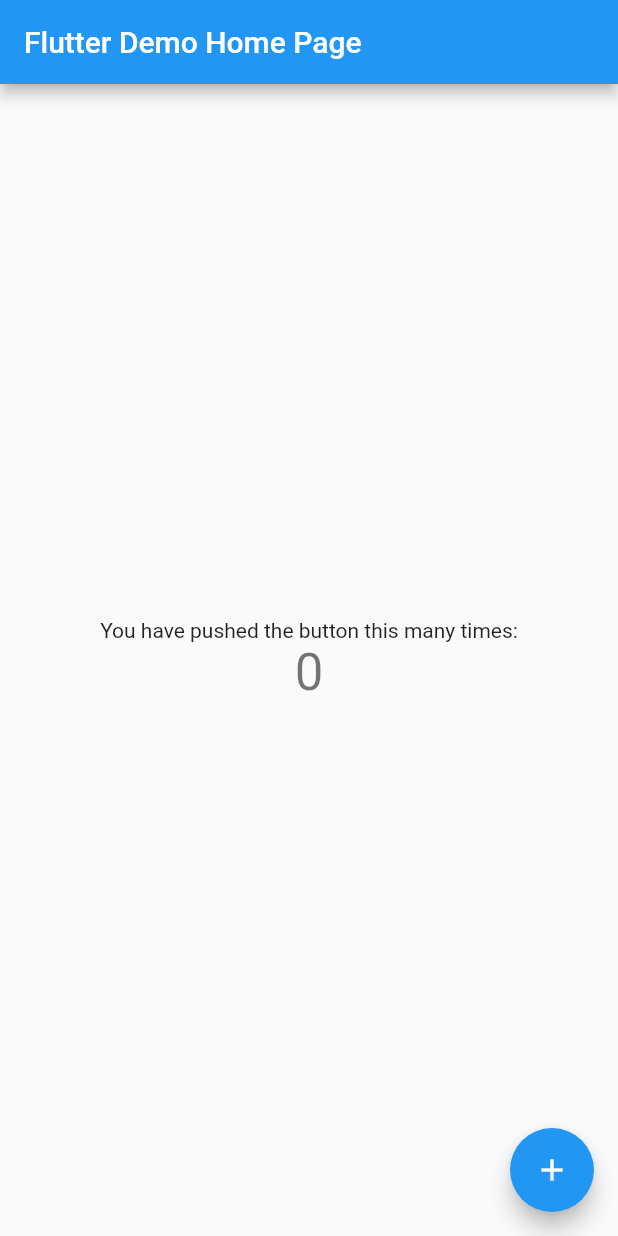
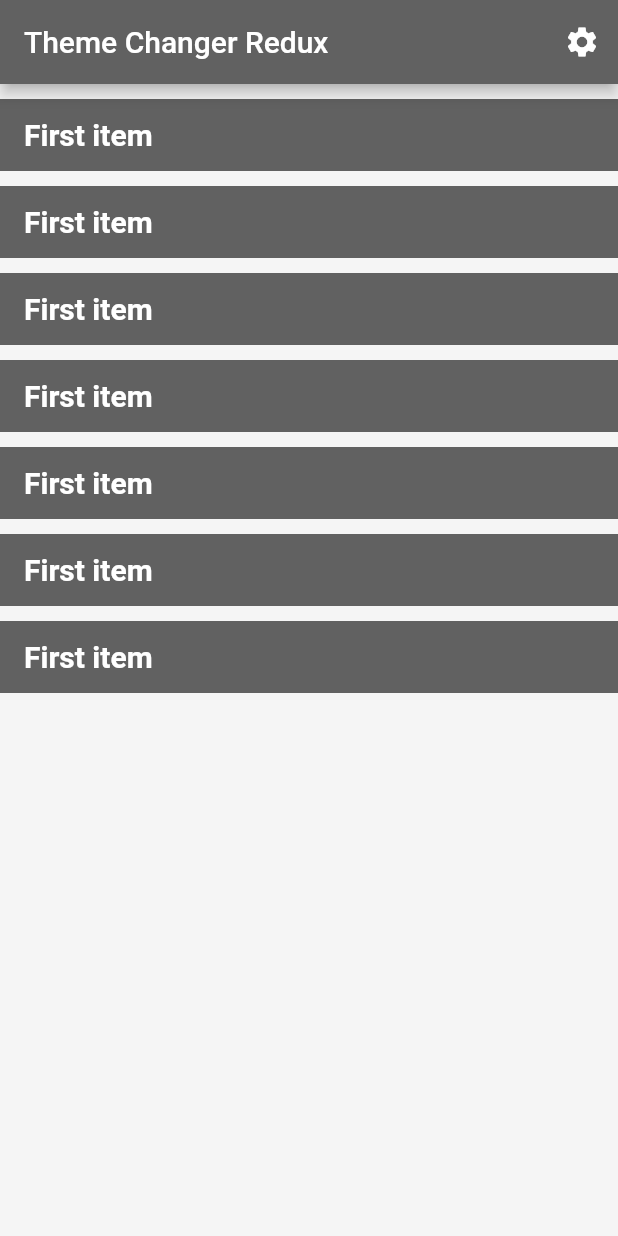
Before and after one commit to codeReview-youtube/theme_changer, a Flutter app: the screen it shows after launch, on a phone screen of 412 x 824 dp. Run offline on Flutter 3.47's test engine with Material 2 defaults, Android fonts, the phone set to English and light mode, and no system bars; our stand-ins replace flutter_redux, redux.

Commit message:
theme changer

```diff
--- /dev/null
+++ b/lib/app.dart
@@ -0,0 +1,30 @@
+import 'package:flutter/material.dart';
+import 'package:flutter_redux/flutter_redux.dart';
+import 'package:redux/redux.dart';
+import 'package:theme_changer_redux/containers/theme_container.dart';
+import 'package:theme_changer_redux/screens/home_screen.dart';
+import 'package:theme_changer_redux/screens/settings_screen.dart';
+import 'package:theme_changer_redux/store/app_state.dart';
+
+class App extends StatelessWidget {
+  final Store<AppState> store;
+  final Key appKey;
+
+  App({this.appKey, this.store});
+  // render
+  @override
+  Widget build(BuildContext context) {
+    return StoreProvider(
+      store: store,
+      child: ThemeContainer(builder: (_, ThemeData activeTheme) {
+        return MaterialApp(
+          theme: activeTheme != null ? activeTheme : ThemeData.dark(),
+          routes: {
+            '/': (_) => HomeScreen(),
+            '/settings': (_) => SettingsScreen(),
+          },
+        );
+      }),
+    );
+  }
+}
--- /dev/null
+++ b/lib/containers/theme_container.dart
@@ -0,0 +1,20 @@
+import 'package:flutter/material.dart';
+import 'package:flutter_redux/flutter_redux.dart';
+import 'package:redux/redux.dart';
+import 'package:theme_changer_redux/store/app_state.dart';
+
+class ThemeContainer extends StatelessWidget {
+  final ViewModelBuilder<ThemeData> builder;
+
+  ThemeContainer({Key key, @required this.builder}) : super(key: key);
+
+  // render
+  @override
+  Widget build(BuildContext context) {
+    return StoreConnector<AppState, ThemeData>(
+      distinct: true,
+      converter: (Store<AppState> store) => store.state.activeTheme,
+      builder: builder,
+    );
+  }
+}
--- a/lib/main.dart
+++ b/lib/main.dart
@@ -1,117 +1,20 @@
 import 'package:flutter/material.dart';
+import 'package:redux/redux.dart';
+import 'package:theme_changer_redux/app.dart';
+import 'package:theme_changer_redux/store/app_reducer.dart';
+import 'package:theme_changer_redux/store/app_state.dart';
+import 'package:theme_changer_redux/store/theme/theme.dart';
 
 void main() {
-  runApp(MyApp());
-}
-
-class MyApp extends StatelessWidget {
-  // This widget is the root of your application.
-  @override
-  Widget build(BuildContext context) {
-    return MaterialApp(
-      title: 'Flutter Demo',
-      theme: ThemeData(
-        // This is the theme of your application.
-        //
-        // Try running your application with "flutter run". You'll see the
-        // application has a blue toolbar. Then, without quitting the app, try
-        // changing the primarySwatch below to Colors.green and then invoke
-        // "hot reload" (press "r" in the console where you ran "flutter run",
-        // or simply save your changes to "hot reload" in a Flutter IDE).
-        // Notice that the counter didn't reset back to zero; the application
-        // is not restarted.
-        primarySwatch: Colors.blue,
-        // This makes the visual density adapt to the platform that you run
-        // the app on. For desktop platforms, the controls will be smaller and
-        // closer together (more dense) than on mobile platforms.
-        visualDensity: VisualDensity.adaptivePlatformDensity,
-      ),
-      home: MyHomePage(title: 'Flutter Demo Home Page'),
-    );
-  }
-}
-
-class MyHomePage extends StatefulWidget {
-  MyHomePage({Key key, this.title}) : super(key: key);
-
-  // This widget is the home page of your application. It is stateful, meaning
-  // that it has a State object (defined below) that contains fields that affect
-  // how it looks.
-
-  // This class is the configuration for the state. It holds the values (in this
-  // case the title) provided by the parent (in this case the App widget) and
-  // used by the build method of the State. Fields in a Widget subclass are
-  // always marked "final".
-
-  final String title;
-
-  @override
-  _MyHomePageState createState() => _MyHomePageState();
-}
-
-class _MyHomePageState extends State<MyHomePage> {
-  int _counter = 0;
-
-  void _incrementCounter() {
-    setState(() {
-      // This call to setState tells the Flutter framework that something has
-      // changed in this State, which causes it to rerun the build method below
-      // so that the display can reflect the updated values. If we changed
-      // _counter without calling setState(), then the build method would not be
-      // called again, and so nothing would appear to happen.
-      _counter++;
-    });
-  }
-
-  @override
-  Widget build(BuildContext context) {
-    // This method is rerun every time setState is called, for instance as done
-    // by the _incrementCounter method above.
-    //
-    // The Flutter framework has been optimized to make rerunning build methods
-    // fast, so that you can just rebuild anything that needs updating rather
-    // than having to individually change instances of widgets.
-    return Scaffold(
-      appBar: AppBar(
-        // Here we take the value from the MyHomePage object that was created by
-        // the App.build method, and use it to set our appbar title.
-        title: Text(widget.title),
-      ),
-      body: Center(
-        // Center is a layout widget. It takes a single child and positions it
-        // in the middle of the parent.
-        child: Column(
-          // Column is also a layout widget. It takes a list of children and
-          // arranges them vertically. By default, it sizes itself to fit its
-          // children horizontally, and tries to be as tall as its parent.
-          //
-          // Invoke "debug painting" (press "p" in the console, choose the
-          // "Toggle Debug Paint" action from the Flutter Inspector in Android
-          // Studio, or the "Toggle Debug Paint" command in Visual Studio Code)
-          // to see the wireframe for each widget.
-          //
-          // Column has various properties to control how it sizes itself and
-          // how it positions its children. Here we use mainAxisAlignment to
-          // center the children vertically; the main axis here is the vertical
-          // axis because Columns are vertical (the cross axis would be
-          // horizontal).
-          mainAxisAlignment: MainAxisAlignment.center,
-          children: <Widget>[
-            Text(
-              'You have pushed the button this many times:',
-            ),
-            Text(
-              '$_counter',
-              style: Theme.of(context).textTheme.headline4,
-            ),
-          ],
+  runApp(
+    App(
+      appKey: Key('__app__'),
+      store: Store<AppState>(
+        appReducer,
+        initialState: AppState(
+          activeTheme: Themes.defaultTheme,
         ),
       ),
-      floatingActionButton: FloatingActionButton(
-        onPressed: _incrementCounter,
-        tooltip: 'Increment',
-        child: Icon(Icons.add),
-      ), // This trailing comma makes auto-formatting nicer for build methods.
-    );
-  }
+    ),
+  );
 }
--- /dev/null
+++ b/lib/screens/home_screen.dart
@@ -0,0 +1,56 @@
+import 'package:flutter/material.dart';
+
+class HomeScreen extends StatelessWidget {
+  final items = <String>[
+    'First item',
+    'First item',
+    'First item',
+    'First item',
+    'First item',
+    'First item',
+    'First item'
+  ];
+  // render
+  @override
+  Widget build(BuildContext context) {
+    return Scaffold(
+      backgroundColor: Theme.of(context).backgroundColor,
+      appBar: AppBar(
+        title: Text(
+          'Theme Changer Redux',
+          style: TextStyle(
+            color: Theme.of(context).accentColor,
+          ),
+        ),
+        actions: [
+          IconButton(
+            icon: Icon(Icons.settings),
+            onPressed: () => Navigator.pushNamed(context, '/settings'),
+          ),
+        ],
+      ),
+      body: Container(
+        child: ListView.builder(
+          itemCount: items.length,
+          itemBuilder: (_, index) {
+            return Container(
+              margin: EdgeInsets.only(top: 10),
+              color: Theme.of(context).primaryColor,
+              child: ListTile(
+                dense: true,
+                title: Text(
+                  items[index],
+                  style: TextStyle(
+                    color: Theme.of(context).accentColor,
+                    fontSize: 20.0,
+                    fontWeight: FontWeight.bold,
+                  ),
+                ),
+              ),
+            );
+          },
+        ),
+      ),
+    );
+  }
+}
--- /dev/null
+++ b/lib/store/app_state.dart
@@ -0,0 +1,20 @@
+import 'package:flutter/material.dart';
+
+@immutable
+class AppState {
+  final ThemeData activeTheme;
+
+  AppState({this.activeTheme});
+
+  @override
+  bool operator ==(Object other) =>
+      identical(this, other) ||
+      other is AppState &&
+          runtimeType == other.runtimeType &&
+          activeTheme == other.activeTheme;
+
+  @override
+  String toString() {
+    return 'AppState{activeTheme: ${this.activeTheme}}';
+  }
+}
--- a/pubspec.yaml
+++ b/pubspec.yaml
@@ -28,6 +28,8 @@ dependencies:
   # The following adds the Cupertino Icons font to your application.
   # Use with the CupertinoIcons class for iOS style icons.
   cupertino_icons: ^0.1.3
+  flutter_redux: ^0.6.0
+  redux: ^4.0.0+3
 
 dev_dependencies:
   flutter_test:
```
Also changed, not shown: lib/screens/settings_screen.dart (added, +95 -0 lines), lib/store/app_reducer.dart (added, +8 -0 lines), lib/store/theme/theme.dart (added, +96 -0 lines), lib/store/theme/theme_reducer.dart (added, +22 -0 lines), pubspec.lock, 2 other files.
